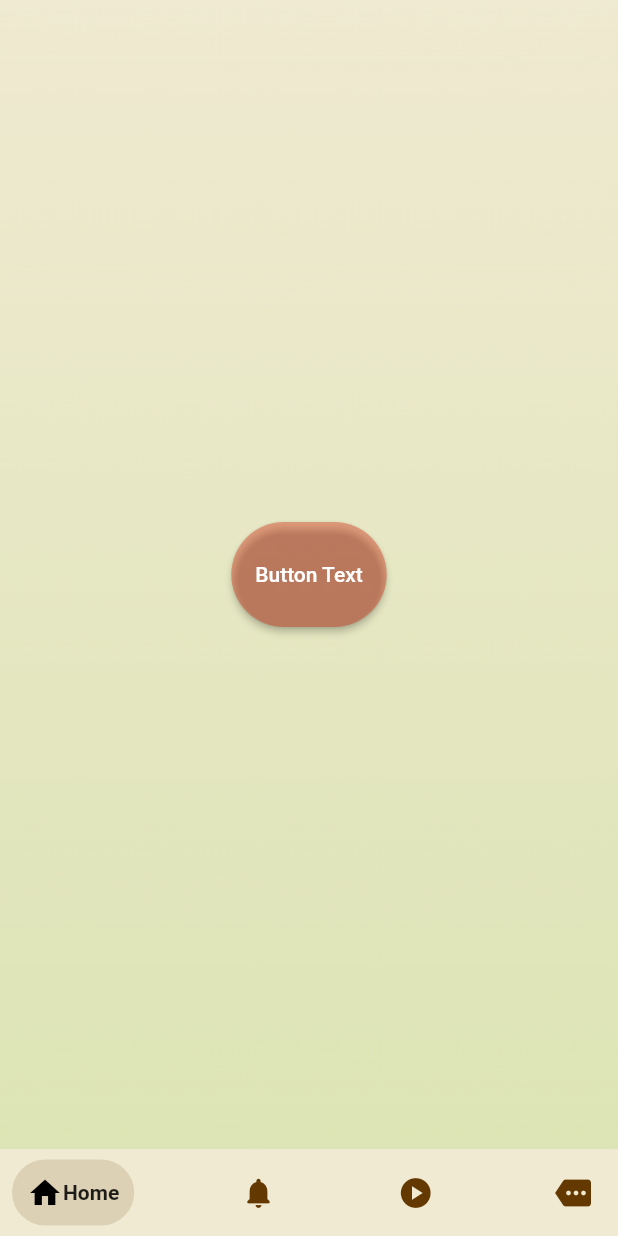
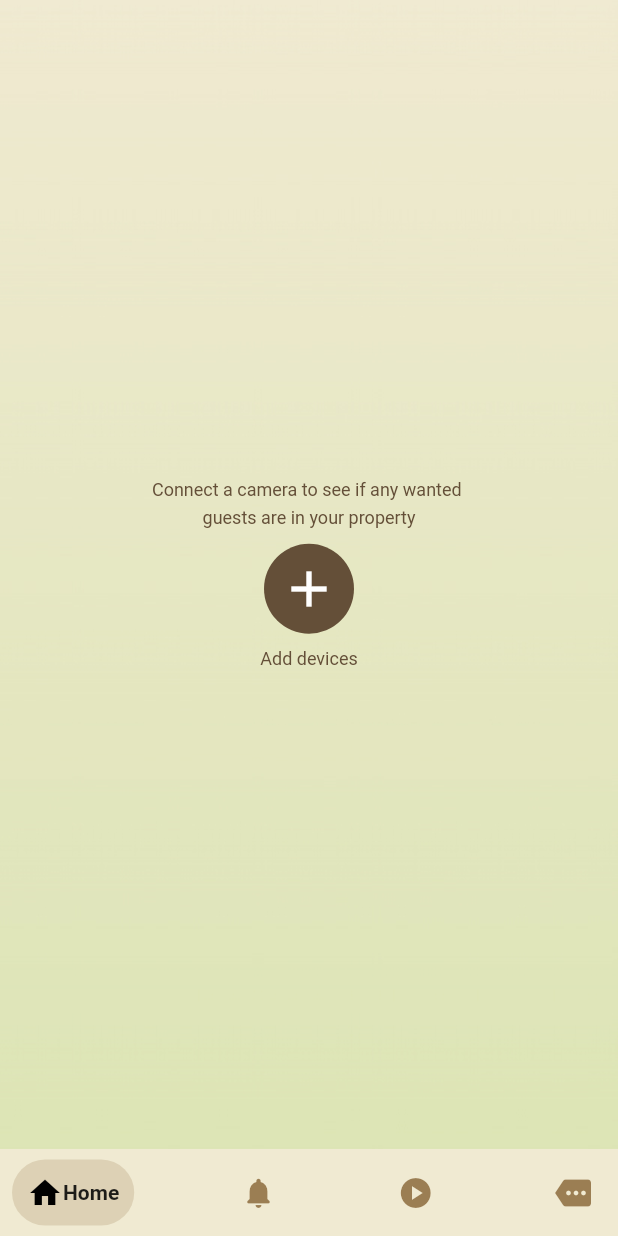
Before and after one commit to RahmanHasib01/see_r, a Flutter app: the screen it shows after launch, on a phone screen of 412 x 824 dp. Run offline on Flutter 3.47's test engine with Material 2 defaults, Android fonts, the phone set to English and light mode, and no system bars; drawn by our look-alikes of google_nav_bar; Roboto replaces fonts that are missing (MyCustomFont).

Commit message:
homepage done ezzz

```diff
--- a/lib/pages/home_page.dart
+++ b/lib/pages/home_page.dart
@@ -1,23 +1,28 @@
 import 'package:flutter/material.dart';
 import 'package:google_nav_bar/google_nav_bar.dart';
-import 'buttonhome.dart';
 
 class HomePage extends StatelessWidget {
   const HomePage({Key? key}) : super(key: key);
+
+  void onButtonClicked() {
+    // Add your button click logic here.
+    print('Button clicked!');
+    // You can replace the print statement with your desired action.
+  }
 
   @override
   Widget build(BuildContext context) {
     return MaterialApp(
       debugShowCheckedModeBanner: false,
       home: Scaffold(
-// bottom Navigation Bar
+        // Bottom Navigation Bar
         bottomNavigationBar: Container(
           color: const Color.fromARGB(255, 240, 234, 210),
           child: const Padding(
             padding: EdgeInsets.symmetric(horizontal: 8, vertical: 7),
             child: GNav(
               backgroundColor: Color.fromARGB(255, 240, 234, 210),
-              color: Color.fromARGB(255, 100, 56, 1),
+              color: Color.fromARGB(155, 100, 56, 1),
               tabBackgroundColor: Color.fromARGB(35, 100, 55, 1),
               padding: EdgeInsets.all(10),
               tabs: [
@@ -32,27 +37,76 @@ class HomePage extends StatelessWidget {
         ),
         // Bottom Navigation Bar
 
-        body: Stack(
-          children: [
-            Container(
-                width: double.infinity,
-                height: double.infinity,
+        body: Container(
           decoration: const BoxDecoration(
             image: DecorationImage(
               image: AssetImage('assets/images/Search.jpg'),
               fit: BoxFit.cover,
             ),
-                )),
-            Center(
-              child: ElevatedButton(
-                style: buttonhome,
-                onPressed: () {
-                  // Add your button click logic here.
-                },
-                child: const Text('Button Text'),
+          ),
+          child: Column(
+            mainAxisAlignment: MainAxisAlignment.center,
+            children: [
+              // Content above the button
+              Container(
+                alignment: Alignment.bottomCenter,
+                child: const Text(
+                  'Connect a camera to see if any wanted ',
+                  style: TextStyle(
+                      fontFamily: 'MyCustomFont',
+                      fontSize: 12,
+                      fontWeight: FontWeight.normal,
+                      color: Color.fromARGB(255, 100, 79, 56)),
+                ),
+              ),
+              Container(
+                alignment: Alignment.center,
+                padding: const EdgeInsets.only(top: 5, bottom: 10),
+                child: const Text(
+                  'guests are in your property',
+                  style: TextStyle(
+                      fontFamily: 'MyCustomFont',
+                      fontSize: 12,
+                      fontWeight: FontWeight.normal,
+                      color: Color.fromARGB(255, 100, 79, 56)),
+                ),
+              ),
+              // Button
+              Align(
+                alignment: const Alignment(0,
+                    0.1), // Adjust the y-axis value to move the button up or down
+                child: GestureDetector(
+                  onTap: onButtonClicked, // Call the button click handler
+                  child: Container(
+                    width: 60,
+                    height: 60,
+                    decoration: const BoxDecoration(
+                      color: Color.fromARGB(255, 100, 79, 56),
+                      shape: BoxShape.circle,
+                    ),
+                    child: const Icon(
+                      Icons.add,
+                      size: 40,
+                      color: Colors.white,
+                    ),
+                  ),
+                ),
+              ),
+              // Content below the button
+              Container(
+                alignment: Alignment.center,
+                padding: const EdgeInsets.only(top: 10),
+                child: const Text(
+                  'Add devices',
+                  style: TextStyle(
+                      fontFamily: 'MyCustomFont',
+                      fontSize: 12,
+                      fontWeight: FontWeight.normal,
+                      color: Color.fromARGB(255, 100, 79, 56)),
                 ),
               ),
             ],
+          ),
         ),
         // body
       ),
```
Also changed, not shown: pubspec.yaml (+5 -5 lines), assets/fonts/OpenSans-Regular.ttf (added). Lines whose indentation alone changed are shown as unchanged.
